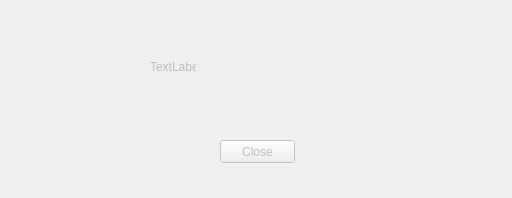
Above: DebugSerial/Radi.ui from ashleyjr/DebugSerial before the change. Below: the same form after it.
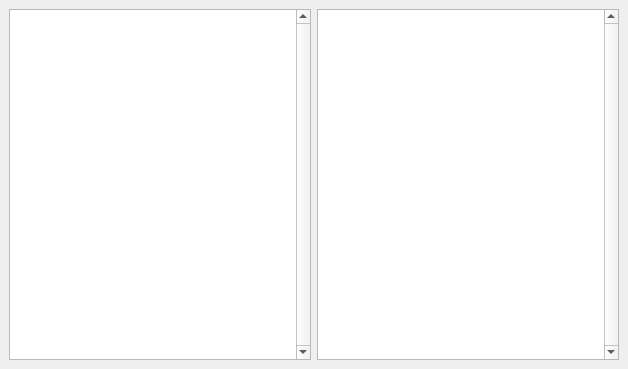
That is the form after the change.

```diff
--- a/DebugSerial/Radi.ui
+++ b/DebugSerial/Radi.ui
@@ -6,8 +6,8 @@
    <rect>
     <x>0</x>
     <y>0</y>
-    <width>512</width>
-    <height>198</height>
+    <width>628</width>
+    <height>369</height>
    </rect>
   </property>
   <property name="windowTitle">
@@ -15,40 +15,39 @@
   </property>
   <widget class="QWidget" name="Menu">
    <property name="enabled">
-    <bool>false</bool>
+    <bool>true</bool>
    </property>
    <property name="focusPolicy">
     <enum>Qt::NoFocus</enum>
    </property>
-   <widget class="QLabel" name="label">
-    <property name="geometry">
-     <rect>
-      <x>150</x>
-      <y>60</y>
-      <width>46</width>
-      <height>13</height>
-     </rect>
-    </property>
-    <property name="text">
-     <string>TextLabel</string>
-    </property>
-   </widget>
-   <widget class="QPushButton" name="btnClose">
-    <property name="enabled">
-     <bool>false</bool>
-    </property>
-    <property name="geometry">
-     <rect>
-      <x>220</x>
-      <y>140</y>
-      <width>75</width>
-      <height>23</height>
-     </rect>
-    </property>
-    <property name="text">
-     <string>Close</string>
-    </property>
-   </widget>
+   <layout class="QGridLayout" name="gridLayout">
+    <item row="1" column="0">
+     <widget class="QTextEdit" name="textEditTx">
+      <property name="enabled">
+       <bool>true</bool>
+      </property>
+      <property name="verticalScrollBarPolicy">
+       <enum>Qt::ScrollBarAlwaysOn</enum>
+      </property>
+      <property name="readOnly">
+       <bool>true</bool>
+      </property>
+     </widget>
+    </item>
+    <item row="1" column="1">
+     <widget class="QTextEdit" name="textEditRx">
+      <property name="verticalScrollBarPolicy">
+       <enum>Qt::ScrollBarAlwaysOn</enum>
+      </property>
+      <property name="horizontalScrollBarPolicy">
+       <enum>Qt::ScrollBarAlwaysOff</enum>
+      </property>
+      <property name="readOnly">
+       <bool>true</bool>
+      </property>
+     </widget>
+    </item>
+   </layout>
   </widget>
  </widget>
  <resources/>
```
